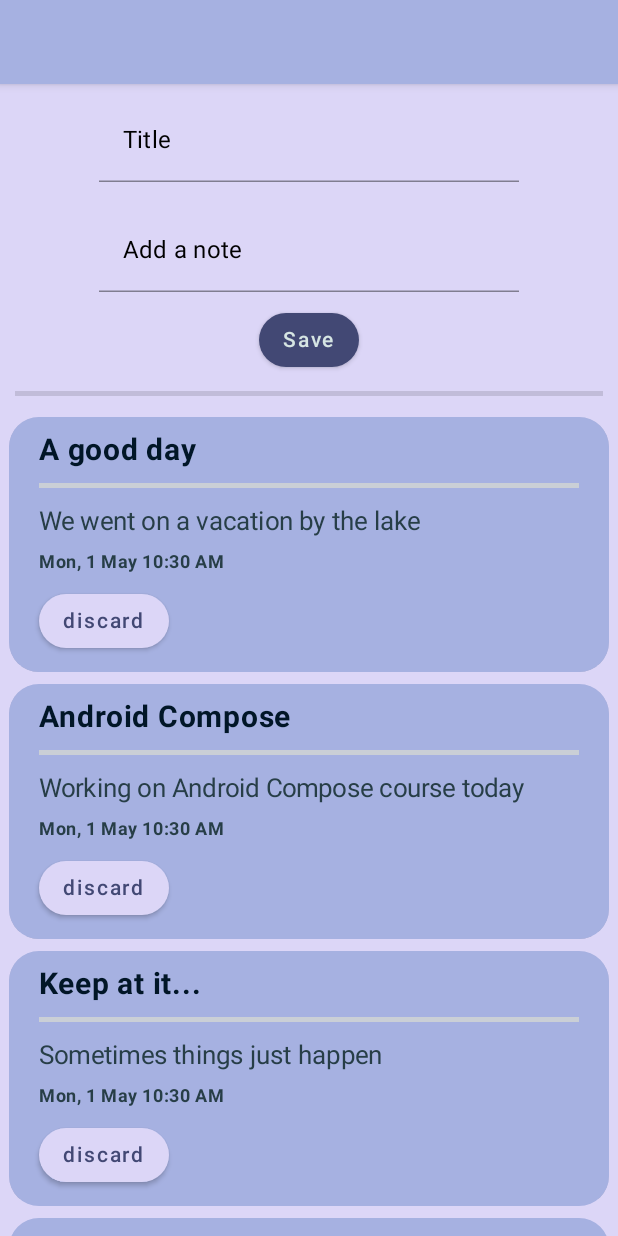
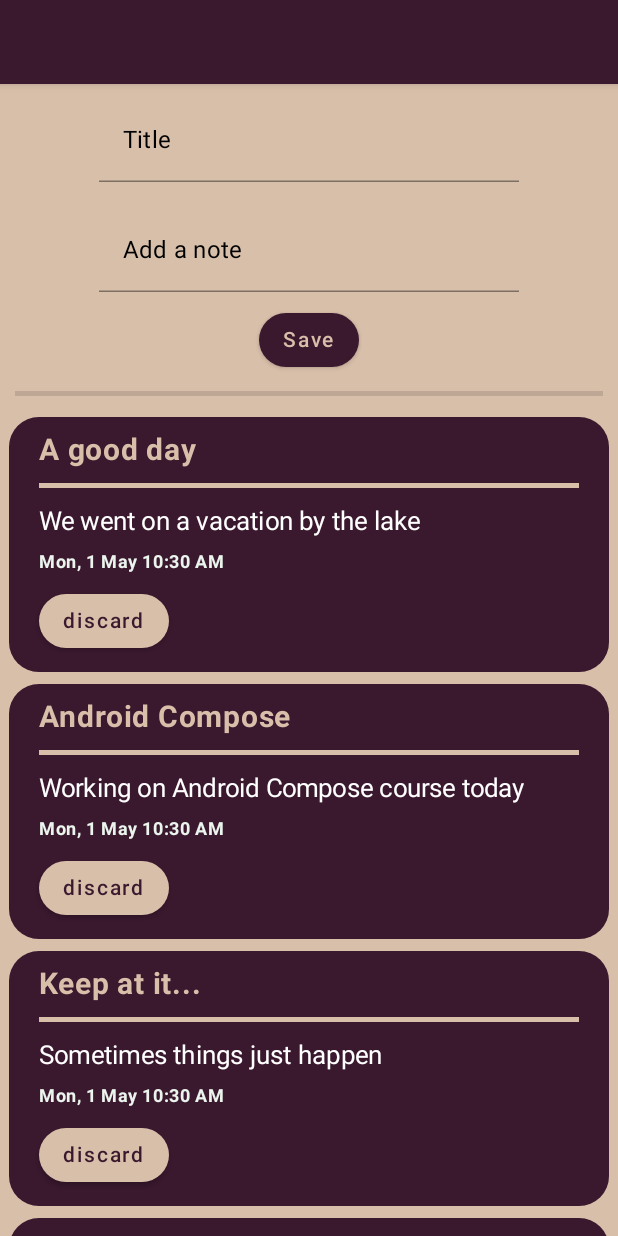
Before and after one commit to kingslayer1312/NoteApp, an Android app built with Jetpack Compose: the @Preview function NoteAppScreenPreview, on a phone screen of 412 x 824 dp. Run offline under Robolectric (Android 15) with nearby library versions, the phone set to English and light mode, and no system bars; our stand-ins replace Room's generated code.

Commit message:
some UI changes

```diff
--- a/app/src/main/java/com/hrishi/noteapp/components/NoteComponents.kt
+++ b/app/src/main/java/com/hrishi/noteapp/components/NoteComponents.kt
@@ -1,6 +1,5 @@
 package com.hrishi.noteapp.components
 
-import androidx.compose.foundation.layout.width
 import androidx.compose.foundation.shape.CircleShape
 import androidx.compose.foundation.text.KeyboardActions
 import androidx.compose.foundation.text.KeyboardOptions
@@ -12,7 +11,6 @@ import androidx.compose.ui.graphics.Color
 import androidx.compose.ui.platform.LocalSoftwareKeyboardController
 import androidx.compose.ui.res.colorResource
 import androidx.compose.ui.text.input.ImeAction
-import androidx.compose.ui.unit.dp
 import com.hrishi.noteapp.R
 
 @OptIn(ExperimentalComposeUiApi::class)
@@ -53,8 +51,8 @@ fun NoteButton(
     text: String,
     onClick: () -> Unit,
     enabled: Boolean = true,
-    backgroundColor: Color = colorResource(id = R.color.marianBlue),
-    contentColor: Color = colorResource(id = R.color.azure)
+    backgroundColor: Color = colorResource(id = R.color.violetJTC),
+    contentColor: Color = colorResource(id = R.color.desertSand)
 ) {
     Button(
         onClick = onClick,
--- a/app/src/main/java/com/hrishi/noteapp/screen/NoteAppScreen.kt
+++ b/app/src/main/java/com/hrishi/noteapp/screen/NoteAppScreen.kt
@@ -46,7 +46,7 @@ fun NoteAppScreen(
     Column(
         modifier = Modifier
             .padding(0.dp)
-            .background(colorResource(id = R.color.perlwinkle))
+            .background(colorResource(id = R.color.desertSand))
     ) {
         TopAppBar(
             title = {
@@ -56,8 +56,8 @@ fun NoteAppScreen(
                     fontWeight = FontWeight(800)
                 )
             },
-            backgroundColor = colorResource(id = R.color.perlwinkleDark),
-            contentColor = colorResource(id = R.color.richBlack)
+            backgroundColor = colorResource(id = R.color.violetJTC),
+            contentColor = colorResource(id = R.color.desertSand)
         )
 
         Column(
@@ -81,7 +81,7 @@ fun NoteAppScreen(
                 maxLine = 3,
                 onTextChange = {
                     if (it.all { char ->
-                            char.isLetter() || char.isWhitespace()
+                            char.isLetterOrDigit() || char.isWhitespace() || char.isDigit()
                         }) description = it
                 })
 
@@ -126,7 +126,7 @@ fun NoteRow(
                 )
             )
             .fillMaxWidth(),
-        color = colorResource(id = R.color.perlwinkleDark),
+        color = colorResource(id = R.color.violetJTC),
         elevation = 6.dp
     ) {
         Column(
@@ -140,28 +140,28 @@ fun NoteRow(
                 style = MaterialTheme.typography.body1,
                 fontWeight = FontWeight.Bold,
                 fontSize = 20.sp,
-                color = colorResource(id = R.color.richBlack)
+                color = colorResource(id = R.color.desertSand)
             )
 
             Divider(
                 modifier = Modifier
                     .fillMaxWidth()
                     .padding(start = 0.dp, top = 10.dp, bottom = 10.dp),
-                color = colorResource(id = R.color.frenchGray),
+                color = colorResource(id = R.color.desertSand),
                 thickness = 3.dp
             )
             Text(
                 text = note.description,
                 style = MaterialTheme.typography.subtitle1,
                 fontSize = 17.sp,
-                color = colorResource(id = R.color.charcoal)
+                color = colorResource(id = R.color.white)
             )
             Text(
                 modifier = Modifier.padding(top = 7.dp, bottom = 7.dp),
                 text = formatDate(note.entryDate.time),
                 style = MaterialTheme.typography.caption,
                 fontWeight = FontWeight.Bold,
-                color = colorResource(id = R.color.charcoal)
+                color = colorResource(id = R.color.mintCream)
             )
 
             NoteButton(
@@ -169,8 +169,8 @@ fun NoteRow(
                 onClick = {
                     onRemoveNote(note)
                 },
-                backgroundColor = colorResource(id = R.color.perlwinkle),
-                contentColor = colorResource(id = R.color.marianBlue)
+                backgroundColor = colorResource(id = R.color.desertSand),
+                contentColor = colorResource(id = R.color.violetJTC)
             )
 
         }
--- a/app/src/main/java/com/hrishi/noteapp/ui/theme/Theme.kt
+++ b/app/src/main/java/com/hrishi/noteapp/ui/theme/Theme.kt
@@ -29,11 +29,8 @@ private val LightColorPalette = lightColors(
 
 @Composable
 fun NoteAppTheme(darkTheme: Boolean = isSystemInDarkTheme(), content: @Composable () -> Unit) {
-    val colors = if (darkTheme) {
-        DarkColorPalette
-    } else {
-        LightColorPalette
-    }
+    val colors = LightColorPalette
+
 
     MaterialTheme(
         colors = colors,
--- a/app/src/main/res/values/colors.xml
+++ b/app/src/main/res/values/colors.xml
@@ -10,10 +10,10 @@
 
     <color name="charcoal">#FF273E47</color>
     <color name="richBlack">#FF011627</color>
-    <color name="marianBlue">#FF424874</color>
-    <color name="perlwinkle">#FFDCD6F7</color>
-    <color name="perlwinkleDark">#FFA6B1E1</color>
-    <color name="frenchGray">#FFCACFD6</color>
-    <color name="azure">#FFD6E5E3</color>
+    <color name="columbiaBlue">#FFBFD1E5</color>
+    <color name="violetJTC">#FF3A182E</color>
+    <color name="desertSand">#FFD8BFAA</color>
+    <color name="gray">#FF808080</color>
+    <color name="mintCream">#FFEBF5EE</color>
 
 </resources>
```
